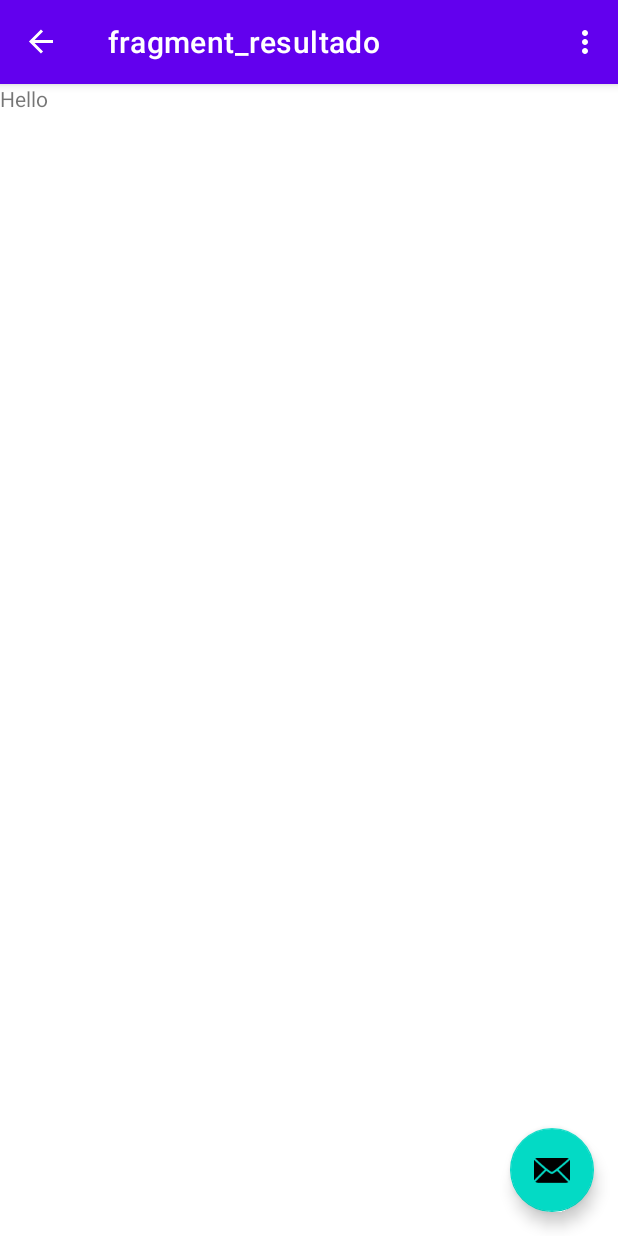
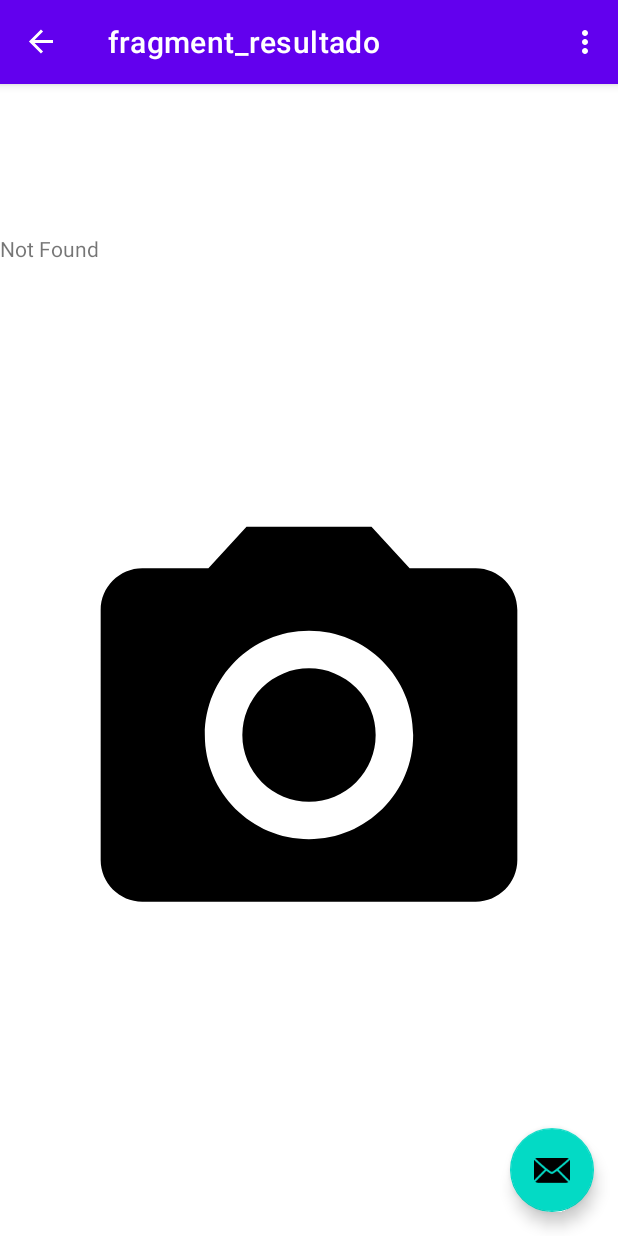
Before and after one commit to Csoria30/DesarrolloMovil, an Android app: the screen it shows after launch (MainActivity), after a tap on "BUTTON", on a phone screen of 412 x 824 dp. Run offline under Robolectric (Android 15) with nearby library versions, the phone set to English and light mode, and no system bars; our stand-ins replace navigation-ui.

Commit message:
Creacion de biblioteca - Se implementa lista de palabras - Se implementa Logica

```diff
--- /dev/null
+++ b/ProyectosClase/EjemploMenu2/app/src/main/java/com/ulp/ejemplomenu2/modelo/PalabraModel.java
@@ -0,0 +1,37 @@
+package com.ulp.ejemplomenu2.modelo;
+
+public class PalabraModel {
+    private String palabraEspanol;
+    private String palabraIngles;
+    private int foto;
+
+    public PalabraModel(String palabraEspanol, String palabraIngles, int foto) {
+        this.palabraEspanol = palabraEspanol;
+        this.palabraIngles = palabraIngles;
+        this.foto = foto;
+    }
+
+    public String getPalabraEspanol() {
+        return palabraEspanol;
+    }
+
+    public void setPalabraEspanol(String palabraEspanol) {
+        this.palabraEspanol = palabraEspanol;
+    }
+
+    public String getPalabraIngles() {
+        return palabraIngles;
+    }
+
+    public void setPalabraIngles(String palabraIngles) {
+        this.palabraIngles = palabraIngles;
+    }
+
+    public int getFoto() {
+        return foto;
+    }
+
+    public void setFoto(int foto) {
+        this.foto = foto;
+    }
+}
--- a/ProyectosClase/EjemploMenu2/app/src/main/java/com/ulp/ejemplomenu2/ui/home/HomeFragment.java
+++ b/ProyectosClase/EjemploMenu2/app/src/main/java/com/ulp/ejemplomenu2/ui/home/HomeFragment.java
@@ -30,10 +30,13 @@ public class HomeFragment extends Fragment {
             public void onClick(View v) {
                 String palabraBuscada = binding.etPalabraBuscada.getText().toString();
 
+                // Coleccion de elementos - Envio de datos entre Fragments
+                Bundle bundle = new Bundle();
+                bundle.putString("palabra", palabraBuscada);
+
                 int fragmentAInflar = R.id.nav_host_fragment_content_main;
                 int frangmentDestino = R.id.resultadoFragment;
-
-                Navigation.findNavController(getActivity(), fragmentAInflar).navigate(frangmentDestino);
+                Navigation.findNavController(getActivity(), fragmentAInflar).navigate(frangmentDestino, bundle);
             }
         });
 
--- a/ProyectosClase/EjemploMenu2/app/src/main/java/com/ulp/ejemplomenu2/ui/home/ResultadoFragment.java
+++ b/ProyectosClase/EjemploMenu2/app/src/main/java/com/ulp/ejemplomenu2/ui/home/ResultadoFragment.java
@@ -1,5 +1,6 @@
 package com.ulp.ejemplomenu2.ui.home;
 
+import androidx.lifecycle.Observer;
 import androidx.lifecycle.ViewModelProvider;
 
 import android.os.Bundle;
@@ -13,26 +14,41 @@ import android.view.View;
 import android.view.ViewGroup;
 
 import com.ulp.ejemplomenu2.R;
+import com.ulp.ejemplomenu2.databinding.FragmentResultadoBinding;
+import com.ulp.ejemplomenu2.modelo.PalabraModel;
 
 public class ResultadoFragment extends Fragment {
 
-    private ResultadoViewModel mViewModel;
+    private ResultadoViewModel mv;
+    private FragmentResultadoBinding binding;
 
-    public static ResultadoFragment newInstance() {
-        return new ResultadoFragment();
-    }
 
     @Override
     public View onCreateView(@NonNull LayoutInflater inflater, @Nullable ViewGroup container,
                              @Nullable Bundle savedInstanceState) {
-        return inflater.inflate(R.layout.fragment_resultado, container, false);
+
+        mv = new ViewModelProvider(this).get(ResultadoViewModel.class);
+        binding = FragmentResultadoBinding.inflate(inflater, container,false);
+        View root = binding.getRoot();
+
+        mv.getMutablePalabra().observe(getViewLifecycleOwner(), new Observer<PalabraModel>() {
+            @Override
+            public void onChanged(PalabraModel palabra) {
+                binding.tvPalabraIngles.setText(palabra.getPalabraIngles());
+                binding.imgFoto.setImageResource(palabra.getFoto());
+            }
+        });
+
+        // return bundle
+
+        mv.buscarTraccion(getArguments());
+
+        return root;
     }
 
     @Override
-    public void onActivityCreated(@Nullable Bundle savedInstanceState) {
-        super.onActivityCreated(savedInstanceState);
-        mViewModel = new ViewModelProvider(this).get(ResultadoViewModel.class);
-        // TODO: Use the ViewModel
+    public void onDestroyView() {
+        super.onDestroyView();
+        binding = null;
     }
-
 }
--- a/ProyectosClase/EjemploMenu2/app/src/main/java/com/ulp/ejemplomenu2/ui/home/ResultadoViewModel.java
+++ b/ProyectosClase/EjemploMenu2/app/src/main/java/com/ulp/ejemplomenu2/ui/home/ResultadoViewModel.java
@@ -1,7 +1,49 @@
 package com.ulp.ejemplomenu2.ui.home;
 
+import android.os.Bundle;
+
+import androidx.lifecycle.LiveData;
+import androidx.lifecycle.MutableLiveData;
 import androidx.lifecycle.ViewModel;
+
+import com.ulp.ejemplomenu2.R;
+import com.ulp.ejemplomenu2.modelo.PalabraModel;
+
+import java.util.ArrayList;
 
 public class ResultadoViewModel extends ViewModel {
     // TODO: Implement the ViewModel
+    private MutableLiveData<PalabraModel> mutablePalabra;
+
+    public LiveData<PalabraModel> getMutablePalabra() {
+        if(mutablePalabra == null)
+            mutablePalabra = new MutableLiveData<>();
+
+        return mutablePalabra;
+    }
+
+    public void buscarTraccion(Bundle bundle){
+
+        String palabraBuscada = bundle.getString("palabra");
+
+        ArrayList<PalabraModel> lista = new ArrayList<>();
+        lista.add(new PalabraModel("casa", "house", R.drawable.casa));
+        lista.add(new PalabraModel("gato", "cat", R.drawable.gato));
+        lista.add(new PalabraModel("perro", "house", R.drawable.perro));
+        lista.add(new PalabraModel("auto", "cat", R.drawable.auto));
+        lista.add(new PalabraModel("arbol", "tree", R.drawable.arbol));
+
+        boolean bandera = false;
+        for(PalabraModel palabra : lista){
+            if(palabra.getPalabraEspanol().equals(palabraBuscada)){
+                mutablePalabra.setValue(palabra);
+                bandera = true;
+            }
+        }
+
+        if(!bandera){
+            mutablePalabra.setValue(new PalabraModel("","Not Found", R.drawable.ic_menu_camera));
+        }
+
+    }
 }
--- a/ProyectosClase/EjemploMenu2/app/src/main/res/layout/fragment_resultado.xml
+++ b/ProyectosClase/EjemploMenu2/app/src/main/res/layout/fragment_resultado.xml
@@ -1,13 +1,30 @@
 <?xml version="1.0" encoding="utf-8"?>
-<FrameLayout xmlns:android="http://schemas.android.com/apk/res/android"
+<androidx.constraintlayout.widget.ConstraintLayout xmlns:android="http://schemas.android.com/apk/res/android"
+    xmlns:app="http://schemas.android.com/apk/res-auto"
     xmlns:tools="http://schemas.android.com/tools"
     android:layout_width="match_parent"
     android:layout_height="match_parent"
-    tools:context=".ui.home.ResultadoFragment">
+    tools:context=".ui.home.ResultadoFragment" >
 
     <TextView
+        android:id="@+id/tvPalabraIngles"
         android:layout_width="match_parent"
-        android:layout_height="match_parent"
-        android:text="Hello" />
+        android:layout_height="wrap_content"
+        android:layout_marginTop="100dp"
+        android:text="TextView"
+        app:layout_constraintEnd_toEndOf="parent"
+        app:layout_constraintHorizontal_bias="0.498"
+        app:layout_constraintStart_toStartOf="parent"
+        app:layout_constraintTop_toTopOf="parent" />
 
-</FrameLayout>
+    <ImageView
+        android:id="@+id/imgFoto"
+        android:layout_width="500px"
+        android:layout_height="500px"
+        android:layout_marginTop="148dp"
+        app:layout_constraintEnd_toEndOf="parent"
+        app:layout_constraintHorizontal_bias="0.498"
+        app:layout_constraintStart_toStartOf="parent"
+        app:layout_constraintTop_toBottomOf="@+id/tvPalabraIngles"
+        tools:src="@tools:sample/avatars" />
+</androidx.constraintlayout.widget.ConstraintLayout>
--- a/ProyectosClase/EjemploMenu2/app/src/main/res/menu/activity_main_drawer.xml
+++ b/ProyectosClase/EjemploMenu2/app/src/main/res/menu/activity_main_drawer.xml
@@ -6,15 +6,15 @@
     <group android:checkableBehavior="single">
         <item
             android:id="@+id/nav_home"
-            android:icon="@drawable/ic_menu_camera"
+            android:icon="@drawable/icono_traduccion"
             android:title="@string/menu_traductor" />
         <item
             android:id="@+id/nav_gallery"
-            android:icon="@drawable/ic_menu_gallery"
+            android:icon="@drawable/icono_libros"
             android:title="@string/menu_biblioteca" />
         <item
             android:id="@+id/nav_slideshow"
-            android:icon="@drawable/ic_menu_slideshow"
+            android:icon="@drawable/icono_salir"
             android:title="@string/menu_salir" />
     </group>
 </menu>
```
